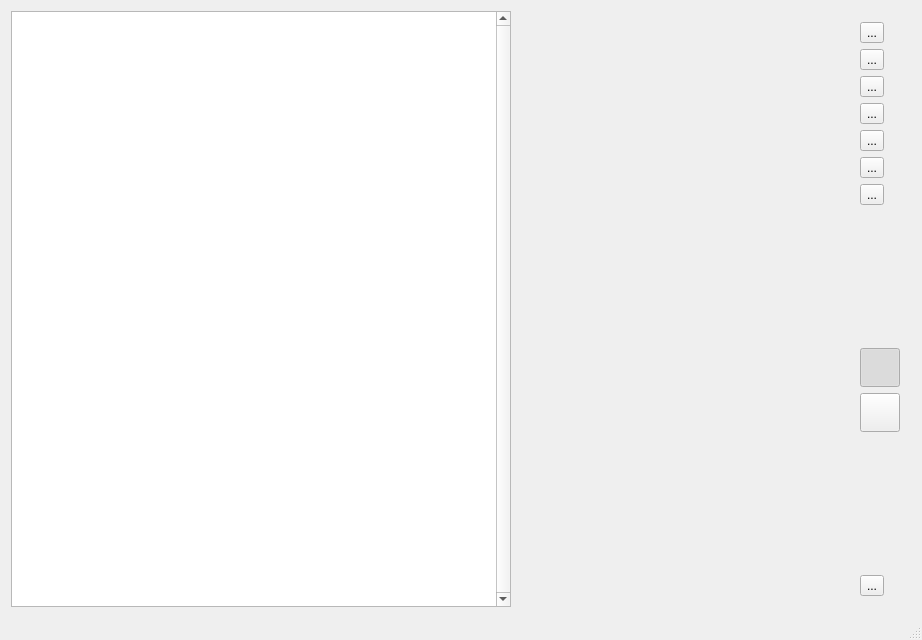
Old version of the form id-tool/ui/mainwindow.ui in the repository ifaoe/daisi-gui.
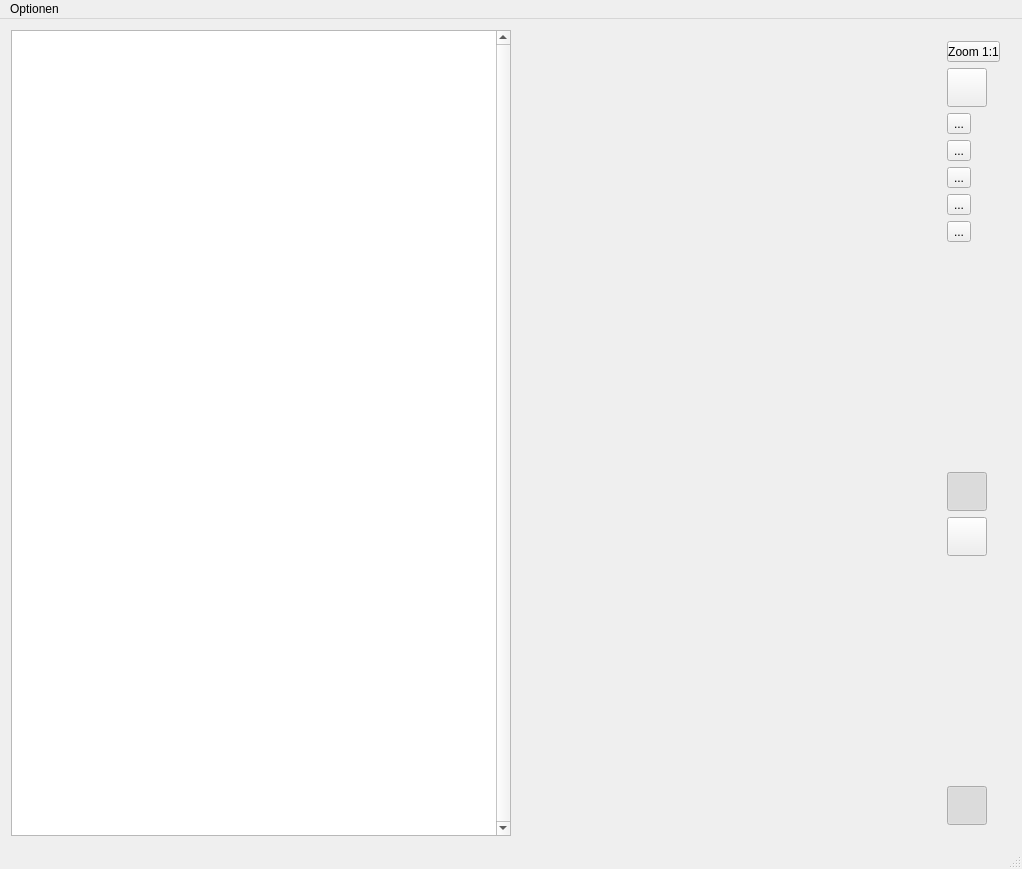
New version of the form. Icons and pictures are not drawn. Custom widgets are drawn as their Qt base class.

Commit message: id-tool: toggleable envelope and new material icons

What changed in the file:
```diff
--- a/id-tool/ui/mainwindow.ui
+++ b/id-tool/ui/mainwindow.ui
@@ -6,8 +6,8 @@
    <rect>
     <x>0</x>
     <y>0</y>
-    <width>922</width>
-    <height>640</height>
+    <width>1022</width>
+    <height>869</height>
    </rect>
   </property>
   <property name="minimumSize">
@@ -42,22 +42,27 @@
     </item>
     <item row="0" column="2">
      <widget class="QFrame" name="frame_toolbar">
+      <property name="sizePolicy">
+       <sizepolicy hsizetype="Fixed" vsizetype="Preferred">
+        <horstretch>0</horstretch>
+        <verstretch>0</verstretch>
+       </sizepolicy>
+      </property>
+      <property name="maximumSize">
+       <size>
+        <width>75</width>
+        <height>16777215</height>
+       </size>
+      </property>
       <layout class="QGridLayout" name="gridLayout_2">
-       <item row="10" column="0">
-        <spacer name="verticalSpacer_2">
-         <property name="orientation">
-          <enum>Qt::Vertical</enum>
+       <item row="6" column="0">
+        <widget class="QToolButton" name="toolbutton_take_measurement">
+         <property name="sizePolicy">
+          <sizepolicy hsizetype="Fixed" vsizetype="Fixed">
+           <horstretch>1</horstretch>
+           <verstretch>1</verstretch>
+          </sizepolicy>
          </property>
-         <property name="sizeHint" stdset="0">
-          <size>
-           <width>20</width>
-           <height>40</height>
-          </size>
-         </property>
-        </spacer>
-       </item>
-       <item row="2" column="0">
-        <widget class="QToolButton" name="toolbutton_zoom_in">
          <property name="toolTip">
           <string>Reinzoomen</string>
          </property>
@@ -74,15 +79,24 @@
            <height>32</height>
           </size>
          </property>
+         <property name="toolButtonStyle">
+          <enum>Qt::ToolButtonIconOnly</enum>
+         </property>
         </widget>
        </item>
-       <item row="1" column="0">
-        <widget class="QToolButton" name="toolbutton_zoom_full">
+       <item row="0" column="0">
+        <widget class="QToolButton" name="toolbutton_zoom_original">
+         <property name="sizePolicy">
+          <sizepolicy hsizetype="Fixed" vsizetype="Fixed">
+           <horstretch>1</horstretch>
+           <verstretch>1</verstretch>
+          </sizepolicy>
+         </property>
          <property name="toolTip">
           <string>Zoom volles Bild</string>
          </property>
          <property name="text">
-          <string>...</string>
+          <string>Zoom 1:1</string>
          </property>
          <property name="icon">
           <iconset theme="zoom-fit-best">
@@ -94,10 +108,25 @@
            <height>32</height>
           </size>
          </property>
+         <property name="checkable">
+          <bool>false</bool>
+         </property>
+         <property name="checked">
+          <bool>false</bool>
+         </property>
+         <property name="toolButtonStyle">
+          <enum>Qt::ToolButtonIconOnly</enum>
+         </property>
         </widget>
        </item>
        <item row="3" column="0">
         <widget class="QToolButton" name="toolbutton_zoom_out">
+         <property name="sizePolicy">
+          <sizepolicy hsizetype="Fixed" vsizetype="Fixed">
+           <horstretch>1</horstretch>
+           <verstretch>1</verstretch>
+          </sizepolicy>
+         </property>
          <property name="toolTip">
           <string>Rauszoomen</string>
          </property>
@@ -114,10 +143,54 @@
            <height>32</height>
           </size>
          </property>
+         <property name="toolButtonStyle">
+          <enum>Qt::ToolButtonIconOnly</enum>
+         </property>
+        </widget>
+       </item>
+       <item row="10" column="0">
+        <widget class="QToolButton" name="toolbutton_mark_object">
+         <property name="sizePolicy">
+          <sizepolicy hsizetype="Fixed" vsizetype="Fixed">
+           <horstretch>1</horstretch>
+           <verstretch>1</verstretch>
+          </sizepolicy>
+         </property>
+         <property name="toolTip">
+          <string>Nachmarkieren</string>
+         </property>
+         <property name="text">
+          <string/>
+         </property>
+         <property name="icon">
+          <iconset resource="icons.qrc">
+           <normaloff>:/icons/icons/24x24/ic_add_location_white_48dp_1x.png</normaloff>:/icons/icons/24x24/ic_add_location_white_48dp_1x.png</iconset>
+         </property>
+         <property name="iconSize">
+          <size>
+           <width>32</width>
+           <height>32</height>
+          </size>
+         </property>
+         <property name="checkable">
+          <bool>true</bool>
+         </property>
+         <property name="toolButtonStyle">
+          <enum>Qt::ToolButtonIconOnly</enum>
+         </property>
+         <attribute name="buttonGroup">
+          <string notr="true">buttongroup_map_modes</string>
+         </attribute>
         </widget>
        </item>
        <item row="4" column="0">
         <widget class="QToolButton" name="toolbutton_map_view">
+         <property name="sizePolicy">
+          <sizepolicy hsizetype="Fixed" vsizetype="Fixed">
+           <horstretch>1</horstretch>
+           <verstretch>1</verstretch>
+          </sizepolicy>
+         </property>
          <property name="toolTip">
           <string>Kartenansicht</string>
          </property>
@@ -137,10 +210,32 @@
          <property name="checkable">
           <bool>true</bool>
          </property>
+         <property name="toolButtonStyle">
+          <enum>Qt::ToolButtonIconOnly</enum>
+         </property>
         </widget>
        </item>
+       <item row="12" column="0">
+        <spacer name="verticalSpacer_2">
+         <property name="orientation">
+          <enum>Qt::Vertical</enum>
+         </property>
+         <property name="sizeHint" stdset="0">
+          <size>
+           <width>20</width>
+           <height>40</height>
+          </size>
+         </property>
+        </spacer>
+       </item>
        <item row="5" column="0">
         <widget class="QToolButton" name="toolbutton_toggle_marks">
+         <property name="sizePolicy">
+          <sizepolicy hsizetype="Fixed" vsizetype="Fixed">
+           <horstretch>1</horstretch>
+           <verstretch>1</verstretch>
+          </sizepolicy>
+         </property>
          <property name="toolTip">
           <string>Markierungen ein-/ausblenden</string>
          </property>
@@ -163,10 +258,19 @@
          <property name="checked">
           <bool>false</bool>
          </property>
+         <property name="toolButtonStyle">
+          <enum>Qt::ToolButtonIconOnly</enum>
+         </property>
         </widget>
        </item>
-       <item row="6" column="0">
-        <widget class="QToolButton" name="toolbutton_take_measurement">
+       <item row="2" column="0">
+        <widget class="QToolButton" name="toolbutton_zoom_in">
+         <property name="sizePolicy">
+          <sizepolicy hsizetype="Fixed" vsizetype="Fixed">
+           <horstretch>1</horstretch>
+           <verstretch>1</verstretch>
+          </sizepolicy>
+         </property>
          <property name="toolTip">
           <string>Messung durchführen</string>
          </property>
@@ -183,9 +287,12 @@
            <height>32</height>
           </size>
          </property>
+         <property name="toolButtonStyle">
+          <enum>Qt::ToolButtonIconOnly</enum>
+         </property>
         </widget>
        </item>
-       <item row="7" column="0">
+       <item row="8" column="0">
         <spacer name="verticalSpacer">
          <property name="orientation">
           <enum>Qt::Vertical</enum>
@@ -198,66 +305,14 @@
          </property>
         </spacer>
        </item>
-       <item row="0" column="0">
-        <widget class="QToolButton" name="toolbutton_zoom_original">
-         <property name="toolTip">
-          <string>1:1 Zoom</string>
-         </property>
-         <property name="text">
-          <string>...</string>
-         </property>
-         <property name="icon">
-          <iconset theme="zoom-original">
-           <normaloff>.</normaloff>.</iconset>
-         </property>
-         <property name="iconSize">
-          <size>
-           <width>32</width>
-           <height>32</height>
-          </size>
-         </property>
-         <property name="checkable">
-          <bool>false</bool>
-         </property>
-         <property name="checked">
-          <bool>false</bool>
-         </property>
-        </widget>
-       </item>
        <item row="9" column="0">
-        <widget class="QToolButton" name="toolbutton_mark_object">
-         <property name="sizePolicy">
-          <sizepolicy hsizetype="Fixed" vsizetype="Fixed">
-           <horstretch>0</horstretch>
-           <verstretch>0</verstretch>
-          </sizepolicy>
-         </property>
-         <property name="toolTip">
-          <string>Nachmarkieren</string>
-         </property>
-         <property name="text">
-          <string/>
-         </property>
-         <property name="icon">
-          <iconset resource="icons.qrc">
-           <normaloff>:/icons/icons/24x24/node-transform.svg</normaloff>:/icons/icons/24x24/node-transform.svg</iconset>
-         </property>
-         <property name="iconSize">
-          <size>
-           <width>32</width>
-           <height>32</height>
-          </size>
-         </property>
-         <property name="checkable">
-          <bool>true</bool>
-         </property>
-         <attribute name="buttonGroup">
-          <string notr="true">buttongroup_map_modes</string>
-         </attribute>
-        </widget>
-       </item>
-       <item row="8" column="0">
         <widget class="QToolButton" name="toolbutton_pan">
+         <property name="sizePolicy">
+          <sizepolicy hsizetype="Fixed" vsizetype="Fixed">
+           <horstretch>1</horstretch>
+           <verstretch>1</verstretch>
+          </sizepolicy>
+         </property>
          <property name="toolTip">
           <string>Karte verschieben</string>
          </property>
@@ -280,22 +335,52 @@
          <property name="checked">
           <bool>true</bool>
          </property>
+         <property name="toolButtonStyle">
+          <enum>Qt::ToolButtonIconOnly</enum>
+         </property>
          <attribute name="buttonGroup">
           <string notr="true">buttongroup_map_modes</string>
          </attribute>
         </widget>
        </item>
-       <item row="11" column="0">
-        <widget class="QToolButton" name="toolbutton_password">
-         <property name="toolTip">
-          <string>Passwort ändern</string>
+       <item row="13" column="0">
+        <widget class="QToolButton" name="toolButton_envelope">
+         <property name="sizePolicy">
+          <sizepolicy hsizetype="Fixed" vsizetype="Fixed">
+           <horstretch>1</horstretch>
+           <verstretch>1</verstretch>
+          </sizepolicy>
          </property>
          <property name="text">
-          <string>...</string>
+          <string/>
          </property>
          <property name="icon">
           <iconset resource="icons.qrc">
-           <normaloff>:/icons/icons/24x24/object-locked.svg</normaloff>:/icons/icons/24x24/object-locked.svg</iconset>
+           <normaloff>:/icons/icons/24x24/ic_grid_off_white_48dp_1x.png</normaloff>
+           <normalon>:/icons/icons/24x24/ic_grid_on_white_48dp_1x.png</normalon>:/icons/icons/24x24/ic_grid_off_white_48dp_1x.png</iconset>
+         </property>
+         <property name="iconSize">
+          <size>
+           <width>32</width>
+           <height>32</height>
+          </size>
+         </property>
+         <property name="checkable">
+          <bool>true</bool>
+         </property>
+         <property name="checked">
+          <bool>true</bool>
+         </property>
+        </widget>
+       </item>
+       <item row="1" column="0">
+        <widget class="QToolButton" name="toolbutton_zoom_full">
+         <property name="text">
+          <string/>
+         </property>
+         <property name="icon">
+          <iconset resource="icons.qrc">
+           <normaloff>:/icons/icons/24x24/ic_developer_mode_white_48dp_1x.png</normaloff>:/icons/icons/24x24/ic_developer_mode_white_48dp_1x.png</iconset>
          </property>
          <property name="iconSize">
           <size>
@@ -353,6 +438,32 @@
    </layout>
   </widget>
   <widget class="QStatusBar" name="statusBar"/>
+  <widget class="QMenuBar" name="menuBar">
+   <property name="geometry">
+    <rect>
+     <x>0</x>
+     <y>0</y>
+     <width>1022</width>
+     <height>28</height>
+    </rect>
+   </property>
+   <widget class="QMenu" name="menu_options">
+    <property name="title">
+     <string>Optionen</string>
+    </property>
+    <addaction name="action_change_password"/>
+   </widget>
+   <addaction name="menu_options"/>
+  </widget>
+  <action name="action_change_password">
+   <property name="icon">
+    <iconset resource="icons.qrc">
+     <normaloff>:/icons/icons/24x24/ic_lock_open_white_48dp_1x.png</normaloff>:/icons/icons/24x24/ic_lock_open_white_48dp_1x.png</iconset>
+   </property>
+   <property name="text">
+    <string>Passwort ändern</string>
+   </property>
+  </action>
  </widget>
  <layoutdefault spacing="6" margin="11"/>
  <customwidgets>
```
Left out of the diff: 26 changed lines with no effect on the pictures. The commit also changes 27 other files.
